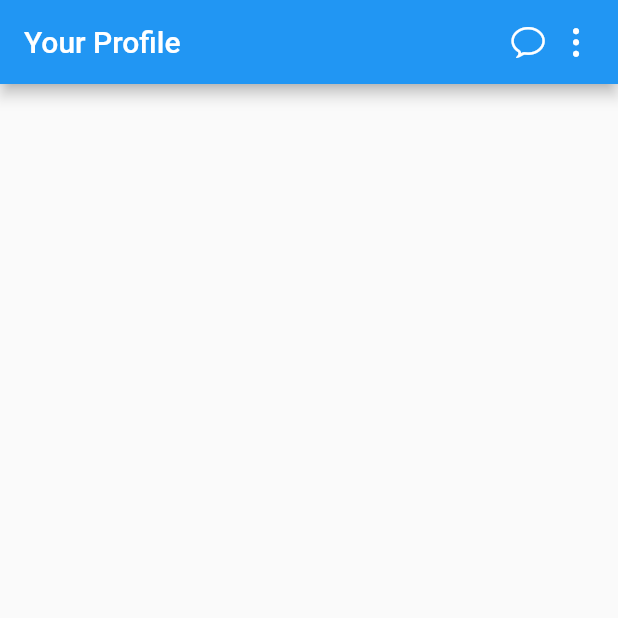
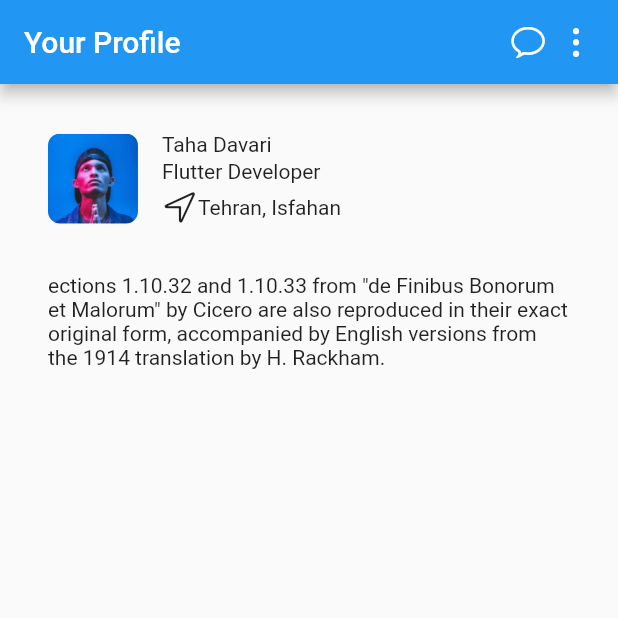
Before and after one commit to tahadavari/Profile_app_flutter, a Flutter app: the screen it shows after launch, on a phone screen of 412 x 824 dp, the top half of it. Run offline on Flutter 3.47's test engine with Material 2 defaults, Android fonts, the phone set to English and light mode, and no system bars.

Commit message:
Row1 = information

```diff
--- a/profile/lib/main.dart
+++ b/profile/lib/main.dart
@@ -49,10 +49,45 @@ class MyHomePage extends StatelessWidget {
         ),
         body: Column(
           children: [
-            Row(
-              children: [
-
-              ],
+            Padding(
+              padding: const EdgeInsets.all(32),
+              child: Row(
+                children: [
+                  ClipRRect(
+                      borderRadius: BorderRadius.circular(8),
+                      child: Image.asset(
+                        'assets/images/profile_image.png',
+                        width: 60,
+                        height: 60,
+                      )),
+                  SizedBox(
+                    width: 16,
+                  ),
+                  Column(
+                    crossAxisAlignment: CrossAxisAlignment.start,
+                    children: [
+                      Text('Taha Davari'),
+                      SizedBox(
+                        height: 2,
+                      ),
+                      Text('Flutter Developer'),
+                      SizedBox(
+                        height: 4,
+                      ),
+                      Row(
+                        children: [
+                          Icon(CupertinoIcons.location),
+                          Text('Tehran, Isfahan')
+                        ],
+                      )
+                    ],
+                  )
+                ],
+              ),
+            ),
+            Padding(
+              padding: const EdgeInsets.fromLTRB(32, 0, 32, 16),
+              child: Text('ections 1.10.32 and 1.10.33 from "de Finibus Bonorum et Malorum" by Cicero are also reproduced in their exact original form, accompanied by English versions from the 1914 translation by H. Rackham.'),
             )
           ],
         ));
--- a/profile/pubspec.yaml
+++ b/profile/pubspec.yaml
@@ -58,9 +58,9 @@ flutter:
   uses-material-design: true
 
   # To add assets to your application, add an assets section, like this:
-  # assets:
-  #   - images/a_dot_burr.jpeg
-  #   - images/a_dot_ham.jpeg
+  assets:
+    - assets/images/
+
 
   # An image asset can refer to one or more resolution-specific "variants", see
   # https://flutter.dev/assets-and-images/#resolution-aware.
```
